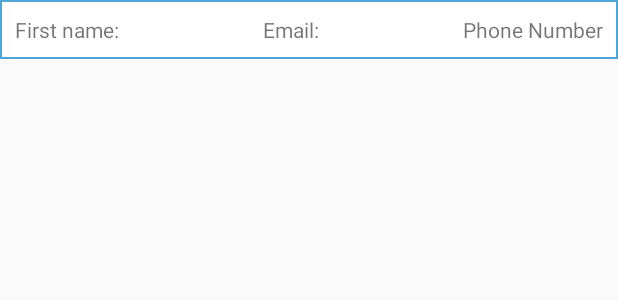
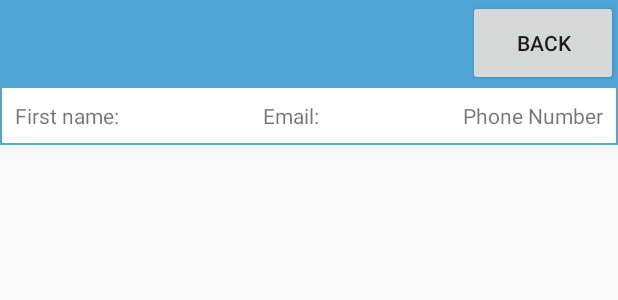
Before and after one commit to SKapal/Wait_Assistant, an Android app: the layout activity_main.xml on its own in the app's theme, with its tools: preview values and no code run, on a phone screen of 412 x 824 dp. Shown: the top 300 px of the screen. Run offline under Robolectric (Android 15) with nearby library versions, the light colour scheme and no system bars.

Commit message:
Added UI elements to list view

```diff
--- a/WaitAssistantv2/app/src/main/java/com/comp1601/waitassistantv2/MainActivity.java
+++ b/WaitAssistantv2/app/src/main/java/com/comp1601/waitassistantv2/MainActivity.java
@@ -8,6 +8,7 @@ import android.os.Bundle;
 import android.util.Log;
 import android.view.Gravity;
 import android.view.View;
+import android.widget.Button;
 import android.widget.TableLayout;
 import android.widget.TableRow;
 import android.widget.TextView;
@@ -29,6 +30,9 @@ public class MainActivity extends AppCompatActivity implements View.OnClickListe
     private int count = 1;
     private DatabaseReference mDatabase;
 
+    private Button back;
+
+
 
     @Override
     protected void onCreate(Bundle savedInstanceState) {
@@ -36,7 +40,12 @@ public class MainActivity extends AppCompatActivity implements View.OnClickListe
         setContentView(R.layout.activity_main);
 
         setTitle("List of Patients");
+        back = findViewById(R.id.activity_main_back_button);
 
+        back.setOnClickListener(v -> {
+            Intent backIntent = new Intent(getApplicationContext(), Main2Activity.class);
+            startActivity(backIntent);
+        });
 
 
 
--- a/WaitAssistantv2/app/src/main/res/layout/activity_main.xml
+++ b/WaitAssistantv2/app/src/main/res/layout/activity_main.xml
@@ -5,9 +5,29 @@
     android:layout_width="match_parent"
     android:layout_height="match_parent"
     tools:context="com.comp1601.waitassistantv2.MainActivity">
+    <LinearLayout
+        android:orientation="vertical"
+        android:layout_width="match_parent"
+        android:layout_height="match_parent"
+        android:weightSum="1">
+        <LinearLayout
+            android:layout_width="match_parent"
+            android:layout_height="50dp"
+            android:orientation="vertical"
+            android:background="#4fa5d5"
+            android:layout_weight="0.01">
+        <Button
+            android:id="@+id/activity_main_back_button"
+            android:layout_width="100dp"
+            android:layout_height="match_parent"
+            android:layout_gravity="right"
+            android:text="back">
+        </Button>
+        </LinearLayout>
     <ScrollView
         android:layout_width="wrap_content"
-        android:layout_height="wrap_content">
+        android:layout_height="wrap_content"
+        android:layout_weight="0.9">
         <LinearLayout
             android:layout_width="match_parent"
             android:layout_height="match_parent"
@@ -35,34 +55,7 @@
                         android:padding="10dip"
                         android:gravity="center" />
                 </TableRow>
-                <!--<TableRow>-->
-                <!--<TextView-->
-                <!--android:text=""-->
-                <!--android:padding="10dip"-->
-                <!--android:gravity="center" />-->
-                <!--<TextView-->
-                <!--android:text=""-->
-                <!--android:padding="10dip"-->
-                <!--android:gravity="center" />-->
-                <!--<TextView-->
-                <!--android:text=""-->
-                <!--android:padding="10dip"-->
-                <!--android:gravity="center" />-->
-                <!--</TableRow>-->
-                <!--<TableRow>-->
-                <!--<TextView-->
-                <!--android:text=""-->
-                <!--android:padding="10dip"-->
-                <!--android:gravity="center" />-->
-                <!--<TextView-->
-                <!--android:text=""-->
-                <!--android:padding="10dip"-->
-                <!--android:gravity="center" />-->
-                <!--<TextView-->
-                <!--android:text=""-->
-                <!--android:padding="10dip"-->
-                <!--android:gravity="center" />-->
-                <!--</TableRow>-->
+
             </TableLayout>
 
 
@@ -70,4 +63,6 @@
 
     </ScrollView>
 
+    </LinearLayout>
+
 </android.support.constraint.ConstraintLayout>
--- a/WaitAssistantv2/app/src/main/res/values/styles.xml
+++ b/WaitAssistantv2/app/src/main/res/values/styles.xml
@@ -1,7 +1,7 @@
 <resources>
 
     <!-- Base application theme. -->
-    <style name="AppTheme" parent="Theme.AppCompat.Light.DarkActionBar">
+    <style name="AppTheme" parent="Theme.AppCompat.Light.NoActionBar">
         <!-- Customize your theme here. -->
         <item name="colorPrimary">@color/colorPrimary</item>
         <item name="colorPrimaryDark">@color/colorPrimaryDark</item>
```
